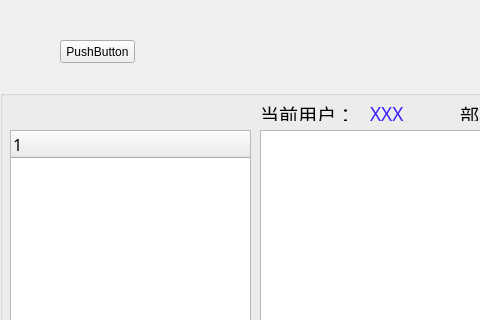
Above: QTClient/mainwindow.ui from sunjiangbo/gyTool-Manager before the change; both pictures show x 0 to 480 and y 0 to 320 of the 1024 by 600 pixel window. Below: the same form after it.
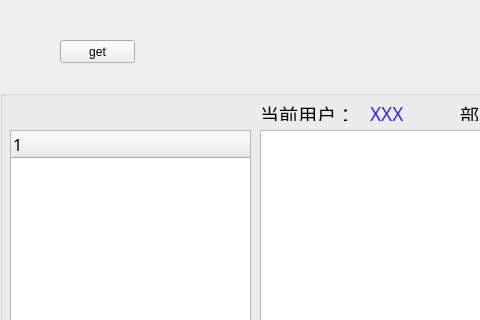
That is the form after the change. Icons and pictures are not drawn.

Diff of the .ui file:
```diff
--- a/QTClient/mainwindow.ui
+++ b/QTClient/mainwindow.ui
@@ -135,8 +135,11 @@
       <height>23</height>
      </rect>
     </property>
+    <property name="styleSheet">
+     <string notr="true">sss</string>
+    </property>
     <property name="text">
-     <string>PushButton</string>
+     <string>get</string>
     </property>
    </widget>
   </widget>
```
